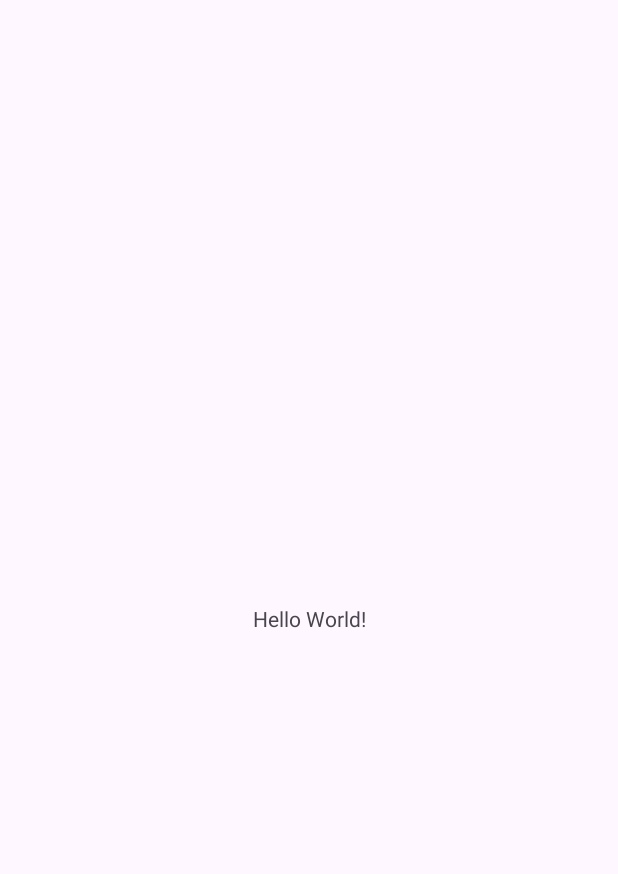
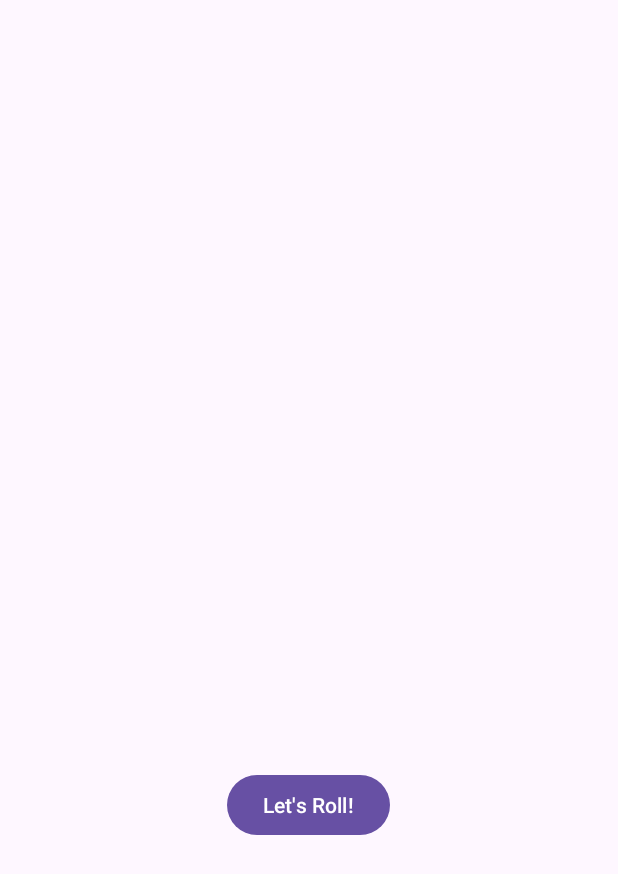
Before and after one commit to dev-iram/Dice-Roller-App, an Android app: the screen it shows after launch (MainActivity), on a phone screen of 412 x 824 dp. Before the commit the part shown is almost empty. Shown: the top 874 px of the screen. Run offline under Robolectric (Android 15) with nearby library versions, the phone set to English and light mode, and no system bars.

Commit message:
Dice Roller Application

```diff
--- a/app/build.gradle
+++ b/app/build.gradle
@@ -13,8 +13,8 @@ android {
         targetSdk 33
         versionCode 1
         versionName "1.0"
-
         testInstrumentationRunner "androidx.test.runner.AndroidJUnitRunner"
+        vectorDrawables.useSupportLibrary = true
     }
 
     buildTypes {
--- a/app/src/main/java/com/example/diceroller/MainActivity.kt
+++ b/app/src/main/java/com/example/diceroller/MainActivity.kt
@@ -2,10 +2,38 @@ package com.example.diceroller
 
 import androidx.appcompat.app.AppCompatActivity
 import android.os.Bundle
+import android.widget.Button
+import android.widget.ImageView
+import java.util.Random
 
 class MainActivity : AppCompatActivity() {
+
+    lateinit var diceImage: ImageView
     override fun onCreate(savedInstanceState: Bundle?) {
         super.onCreate(savedInstanceState)
         setContentView(R.layout.activity_main)
+        val rollButton : Button = findViewById(R.id.roll_button)
+        rollButton.text = "Let's Roll!"
+        rollButton.setOnClickListener{
+//            Toast.makeText(this, "Button Clicked!", Toast.LENGTH_SHORT).show()
+            rollDice()
+        }
+
+        diceImage = findViewById(R.id.dice_image)
     }
+
+    private fun rollDice() {
+
+        val randomInt = Random().nextInt(6) + 1
+        val drawableResource = when (randomInt){
+            1 -> R.drawable.dice_1
+            2 -> R.drawable.dice_2
+            3 -> R.drawable.dice_3
+            4 -> R.drawable.dice_4
+            5 -> R.drawable.dice_5
+            else -> R.drawable.dice_6
+        }
+        diceImage.setImageResource(drawableResource)
+    }
+
 }
--- /dev/null
+++ b/app/src/main/res/drawable/dice_1.xml
@@ -0,0 +1,66 @@
+<!--
+  ~ Copyright 2018, The Android Open Source Project
+  ~
+  ~ Licensed under the Apache License, Version 2.0 (the "License");
+  ~ you may not use this file except in compliance with the License.
+  ~ You may obtain a copy of the License at
+  ~
+  ~     http://www.apache.org/licenses/LICENSE-2.0
+  ~
+  ~ Unless required by applicable law or agreed to in writing, software
+  ~ distributed under the License is distributed on an "AS IS" BASIS,
+  ~ WITHOUT WARRANTIES OR CONDITIONS OF ANY KIND, either express or implied.
+  ~ See the License for the specific language governing permissions and
+  ~ limitations under the License.
+  -->
+
+<vector xmlns:android="http://schemas.android.com/apk/res/android"
+    android:width="200dp"
+    android:height="250dp"
+    android:viewportWidth="800"
+    android:viewportHeight="1000">
+    <path
+        android:fillAlpha="0.5"
+        android:fillColor="#eee"
+        android:pathData="M740.8,635.42c-68.27,90.47 -249.77,201.76 -316,240.63a50.7,50.7 0,0 1,-49.93 0.81c-64.19,-35 -234.09,-133.88 -315.65,-242a14.69,14.69 0,0 1,-0.12 -17.49c77.58,-106.29 159.67,-258.89 341.06,-258.89 182,0 242.19,139.08 340.27,258.88A14.62,14.62 0,0 1,740.8 635.42Z"
+        android:strokeAlpha="0.5" />
+    <path
+        android:fillColor="#bdbdbd"
+        android:pathData="M704.9,630l-294.29,191.06l0,-340.85l294.29,-191.06l0,340.85z" />
+    <path
+        android:fillColor="#e0e0e0"
+        android:pathData="M97.59,630l294.29,191.06l0,-340.85l-294.29,-191.06l0,340.85z" />
+    <path
+        android:fillColor="#f5f5f5"
+        android:pathData="M400.14,464.73l-293.19,-191.45l293.19,-156.31l295.39,156.31l-295.39,191.45z" />
+    <path
+        android:fillColor="#eee"
+        android:pathData="M106.95,273.28l-9.36,15.87l294.29,191.06l8.26,-15.48l-293.19,-191.45z" />
+    <path
+        android:fillColor="#e0e0e0"
+        android:pathData="M695.53,273.28l9.37,15.87l-294.29,191.06l-10.47,-15.48l295.39,-191.45z" />
+    <path
+        android:fillColor="#eee"
+        android:pathData="M391.88,480.21h18.73v340.85h-18.73z" />
+    <path
+        android:fillColor="#f5f5f5"
+        android:pathData="M400.14,464.73l-8.26,15.48l18.73,0l-10.47,-15.48z" />
+    <path
+        android:fillColor="#78c257"
+        android:pathData="M397.45,297.62a16.9,28.71 97.07,1 0,4.16 -33.54a16.9,28.71 97.07,1 0,-4.16 33.54z" />
+    <path
+        android:fillColor="#78c257"
+        android:pathData="M297.17,539.02a30.12,16.11 53.82,1 0,26.01 -19.02a30.12,16.11 53.82,1 0,-26.01 19.02z" />
+    <path
+        android:fillColor="#78c257"
+        android:pathData="M161.96,588.24a30.12,16.11 53.82,1 0,26.01 -19.02a30.12,16.11 53.82,1 0,-26.01 19.02z" />
+    <path
+        android:fillColor="#78c257"
+        android:pathData="M551.15,579.45a30.12,16.11 126.18,1 0,35.56 -48.62a30.12,16.11 126.18,1 0,-35.56 48.62z" />
+    <path
+        android:fillColor="#78c257"
+        android:pathData="M469.12,549.58a30.12,16.11 126.18,1 0,35.56 -48.62a30.12,16.11 126.18,1 0,-35.56 48.62z" />
+    <path
+        android:fillColor="#78c257"
+        android:pathData="M633.17,609.29a30.12,16.11 126.18,1 0,35.56 -48.62a30.12,16.11 126.18,1 0,-35.56 48.62z" />
+</vector>
--- /dev/null
+++ b/app/src/main/res/drawable/dice_2.xml
@@ -0,0 +1,66 @@
+<!--
+  ~ Copyright 2018, The Android Open Source Project
+  ~
+  ~ Licensed under the Apache License, Version 2.0 (the "License");
+  ~ you may not use this file except in compliance with the License.
+  ~ You may obtain a copy of the License at
+  ~
+  ~     http://www.apache.org/licenses/LICENSE-2.0
+  ~
+  ~ Unless required by applicable law or agreed to in writing, software
+  ~ distributed under the License is distributed on an "AS IS" BASIS,
+  ~ WITHOUT WARRANTIES OR CONDITIONS OF ANY KIND, either express or implied.
+  ~ See the License for the specific language governing permissions and
+  ~ limitations under the License.
+  -->
+
+<vector xmlns:android="http://schemas.android.com/apk/res/android"
+    android:width="200dp"
+    android:height="250dp"
+    android:viewportWidth="800"
+    android:viewportHeight="1000">
+    <path
+        android:fillAlpha="0.5"
+        android:fillColor="#eee"
+        android:pathData="M740.8,635.42c-68.27,90.47 -249.77,201.76 -316,240.63a50.7,50.7 0,0 1,-49.93 0.81c-64.19,-35 -234.09,-133.88 -315.65,-242a14.69,14.69 0,0 1,-0.12 -17.49c77.58,-106.29 159.67,-258.89 341.06,-258.89 182,0 242.19,139.08 340.27,258.88A14.62,14.62 0,0 1,740.8 635.42Z"
+        android:strokeAlpha="0.5" />
+    <path
+        android:fillColor="#bdbdbd"
+        android:pathData="M704.9,630l-294.29,191.06l0,-340.85l294.29,-191.06l0,340.85z" />
+    <path
+        android:fillColor="#e0e0e0"
+        android:pathData="M97.59,630l294.29,191.06l0,-340.85l-294.29,-191.06l0,340.85z" />
+    <path
+        android:fillColor="#f5f5f5"
+        android:pathData="M400.14,464.73l-293.19,-191.45l293.19,-156.31l295.39,156.31l-295.39,191.45z" />
+    <path
+        android:fillColor="#eee"
+        android:pathData="M106.95,273.28l-9.36,15.87l294.29,191.06l8.26,-15.48l-293.19,-191.45z" />
+    <path
+        android:fillColor="#e0e0e0"
+        android:pathData="M695.53,273.28l9.37,15.87l-294.29,191.06l-10.47,-15.48l295.39,-191.45z" />
+    <path
+        android:fillColor="#eee"
+        android:pathData="M391.88,480.21h18.73v340.85h-18.73z" />
+    <path
+        android:fillColor="#f5f5f5"
+        android:pathData="M400.14,464.73l-8.26,15.48l18.73,0l-10.47,-15.48z" />
+    <path
+        android:fillColor="#78c257"
+        android:pathData="M520.85,303.25a16.9,28.71 97.07,1 0,4.16 -33.54a16.9,28.71 97.07,1 0,-4.16 33.54z" />
+    <path
+        android:fillColor="#78c257"
+        android:pathData="M273.33,291.99a16.9,28.71 97.07,1 0,4.16 -33.54a16.9,28.71 97.07,1 0,-4.16 33.54z" />
+    <path
+        android:fillColor="#78c257"
+        android:pathData="M229.56,563.64a30.12,16.11 53.82,1 0,26.01 -19.02a30.12,16.11 53.82,1 0,-26.01 19.02z" />
+    <path
+        android:fillColor="#78c257"
+        android:pathData="M311.58,533.77a30.12,16.11 53.82,1 0,26.01 -19.02a30.12,16.11 53.82,1 0,-26.01 19.02z" />
+    <path
+        android:fillColor="#78c257"
+        android:pathData="M147.54,593.49a30.12,16.11 53.82,1 0,26.01 -19.02a30.12,16.11 53.82,1 0,-26.01 19.02z" />
+    <path
+        android:fillColor="#78c257"
+        android:pathData="M551.15,579.45a30.12,16.11 126.18,1 0,35.56 -48.62a30.12,16.11 126.18,1 0,-35.56 48.62z" />
+</vector>
--- /dev/null
+++ b/app/src/main/res/drawable/dice_3.xml
@@ -0,0 +1,66 @@
+<!--
+  ~ Copyright 2018, The Android Open Source Project
+  ~
+  ~ Licensed under the Apache License, Version 2.0 (the "License");
+  ~ you may not use this file except in compliance with the License.
+  ~ You may obtain a copy of the License at
+  ~
+  ~     http://www.apache.org/licenses/LICENSE-2.0
+  ~
+  ~ Unless required by applicable law or agreed to in writing, software
+  ~ distributed under the License is distributed on an "AS IS" BASIS,
+  ~ WITHOUT WARRANTIES OR CONDITIONS OF ANY KIND, either express or implied.
+  ~ See the License for the specific language governing permissions and
+  ~ limitations under the License.
+  -->
+
+<vector xmlns:android="http://schemas.android.com/apk/res/android"
+    android:width="200dp"
+    android:height="250dp"
+    android:viewportWidth="800"
+    android:viewportHeight="1000">
+    <path
+        android:fillAlpha="0.5"
+        android:fillColor="#eee"
+        android:pathData="M740.8,635.42c-68.27,90.47 -249.77,201.76 -316,240.63a50.7,50.7 0,0 1,-49.93 0.81c-64.19,-35 -234.09,-133.88 -315.65,-242a14.69,14.69 0,0 1,-0.12 -17.49c77.58,-106.29 159.67,-258.89 341.06,-258.89 182,0 242.19,139.08 340.27,258.88A14.62,14.62 0,0 1,740.8 635.42Z"
+        android:strokeAlpha="0.5" />
+    <path
+        android:fillColor="#bdbdbd"
+        android:pathData="M704.9,630l-294.29,191.06l0,-340.85l294.29,-191.06l0,340.85z" />
+    <path
+        android:fillColor="#e0e0e0"
+        android:pathData="M97.59,630l294.29,191.06l0,-340.85l-294.29,-191.06l0,340.85z" />
+    <path
+        android:fillColor="#f5f5f5"
+        android:pathData="M400.14,464.73l-293.19,-191.45l293.19,-156.31l295.39,156.31l-295.39,191.45z" />
+    <path
+        android:fillColor="#eee"
+        android:pathData="M106.95,273.28l-9.36,15.87l294.29,191.06l8.26,-15.48l-293.19,-191.45z" />
+    <path
+        android:fillColor="#e0e0e0"
+        android:pathData="M695.53,273.28l9.37,15.87l-294.29,191.06l-10.47,-15.48l295.39,-191.45z" />
+    <path
+        android:fillColor="#eee"
+        android:pathData="M391.88,480.21h18.73v340.85h-18.73z" />
+    <path
+        android:fillColor="#f5f5f5"
+        android:pathData="M400.14,464.73l-8.26,15.48l18.73,0l-10.47,-15.48z" />
+    <path
+        android:fillColor="#78c257"
+        android:pathData="M398.11,297.62a16.9,28.71 97.07,1 0,4.16 -33.54a16.9,28.71 97.07,1 0,-4.16 33.54z" />
+    <path
+        android:fillColor="#78c257"
+        android:pathData="M548.27,304.46a16.9,28.71 97.07,1 0,4.16 -33.54a16.9,28.71 97.07,1 0,-4.16 33.54z" />
+    <path
+        android:fillColor="#78c257"
+        android:pathData="M247.95,290.79a16.9,28.71 97.07,1 0,4.16 -33.54a16.9,28.71 97.07,1 0,-4.16 33.54z" />
+    <path
+        android:fillColor="#78c257"
+        android:pathData="M229.56,563.64a30.12,16.11 53.82,1 0,26.01 -19.02a30.12,16.11 53.82,1 0,-26.01 19.02z" />
+    <path
+        android:fillColor="#78c257"
+        android:pathData="M483.54,554.83a30.12,16.11 126.18,1 0,35.56 -48.62a30.12,16.11 126.18,1 0,-35.56 48.62z" />
+    <path
+        android:fillColor="#78c257"
+        android:pathData="M618.75,604.04a30.12,16.11 126.18,1 0,35.56 -48.62a30.12,16.11 126.18,1 0,-35.56 48.62z" />
+</vector>
--- /dev/null
+++ b/app/src/main/res/drawable/dice_4.xml
@@ -0,0 +1,69 @@
+<!--
+  ~ Copyright 2018, The Android Open Source Project
+  ~
+  ~ Licensed under the Apache License, Version 2.0 (the "License");
+  ~ you may not use this file except in compliance with the License.
+  ~ You may obtain a copy of the License at
+  ~
+  ~     http://www.apache.org/licenses/LICENSE-2.0
+  ~
+  ~ Unless required by applicable law or agreed to in writing, software
+  ~ distributed under the License is distributed on an "AS IS" BASIS,
+  ~ WITHOUT WARRANTIES OR CONDITIONS OF ANY KIND, either express or implied.
+  ~ See the License for the specific language governing permissions and
+  ~ limitations under the License.
+  -->
+
+<vector xmlns:android="http://schemas.android.com/apk/res/android"
+    android:width="200dp"
+    android:height="250dp"
+    android:viewportWidth="800"
+    android:viewportHeight="1000">
+    <path
+        android:fillAlpha="0.5"
+        android:fillColor="#eee"
+        android:pathData="M740.8,635.42c-68.27,90.47 -249.77,201.76 -316,240.63a50.7,50.7 0,0 1,-49.93 0.81c-64.19,-35 -234.09,-133.88 -315.65,-242a14.69,14.69 0,0 1,-0.12 -17.49c77.58,-106.29 159.67,-258.89 341.06,-258.89 182,0 242.19,139.08 340.27,258.88A14.62,14.62 0,0 1,740.8 635.42Z"
+        android:strokeAlpha="0.5" />
+    <path
+        android:fillColor="#bdbdbd"
+        android:pathData="M704.9,630l-294.29,191.06l0,-340.85l294.29,-191.06l0,340.85z" />
+    <path
+        android:fillColor="#e0e0e0"
+        android:pathData="M97.59,630l294.29,191.06l0,-340.85l-294.29,-191.06l0,340.85z" />
+    <path
+        android:fillColor="#f5f5f5"
+        android:pathData="M400.14,464.73l-293.19,-191.45l293.19,-156.31l295.39,156.31l-295.39,191.45z" />
+    <path
+        android:fillColor="#eee"
+        android:pathData="M106.95,273.28l-9.36,15.87l294.29,191.06l8.26,-15.48l-293.19,-191.45z" />
+    <path
+        android:fillColor="#e0e0e0"
+        android:pathData="M695.53,273.28l9.37,15.87l-294.29,191.06l-10.47,-15.48l295.39,-191.45z" />
+    <path
+        android:fillColor="#eee"
+        android:pathData="M391.88,480.21h18.73v340.85h-18.73z" />
+    <path
+        android:fillColor="#f5f5f5"
+        android:pathData="M400.14,464.73l-8.26,15.48l18.73,0l-10.47,-15.48z" />
+    <path
+        android:fillColor="#78c257"
+        android:pathData="M530.08,303.65a16.9,28.71 97.07,1 0,4.16 -33.54a16.9,28.71 97.07,1 0,-4.16 33.54z" />
+    <path
+        android:fillColor="#78c257"
+        android:pathData="M389.68,218.17a16.9,28.71 97.07,1 0,4.16 -33.54a16.9,28.71 97.07,1 0,-4.16 33.54z" />
+    <path
+        android:fillColor="#78c257"
+        android:pathData="M405.35,377.09a16.9,28.71 97.07,1 0,4.16 -33.54a16.9,28.71 97.07,1 0,-4.16 33.54z" />
+    <path
+        android:fillColor="#78c257"
+        android:pathData="M264.95,291.6a16.9,28.71 97.07,1 0,4.16 -33.54a16.9,28.71 97.07,1 0,-4.16 33.54z" />
+    <path
+        android:fillColor="#78c257"
+        android:pathData="M297.17,541.59a30.12,16.11 53.82,1 0,26.01 -19.02a30.12,16.11 53.82,1 0,-26.01 19.02z" />
+    <path
+        android:fillColor="#78c257"
+        android:pathData="M161.96,590.81a30.12,16.11 53.82,1 0,26.01 -19.02a30.12,16.11 53.82,1 0,-26.01 19.02z" />
+    <path
+        android:fillColor="#78c257"
+        android:pathData="M551.15,579.45a30.12,16.11 126.18,1 0,35.56 -48.62a30.12,16.11 126.18,1 0,-35.56 48.62z" />
+</vector>
--- /dev/null
+++ b/app/src/main/res/drawable/dice_5.xml
@@ -0,0 +1,75 @@
+<!--
+  ~ Copyright 2018, The Android Open Source Project
+  ~
+  ~ Licensed under the Apache License, Version 2.0 (the "License");
+  ~ you may not use this file except in compliance with the License.
+  ~ You may obtain a copy of the License at
+  ~
+  ~     http://www.apache.org/licenses/LICENSE-2.0
+  ~
+  ~ Unless required by applicable law or agreed to in writing, software
+  ~ distributed under the License is distributed on an "AS IS" BASIS,
+  ~ WITHOUT WARRANTIES OR CONDITIONS OF ANY KIND, either express or implied.
+  ~ See the License for the specific language governing permissions and
+  ~ limitations under the License.
+  -->
+
+<vector xmlns:android="http://schemas.android.com/apk/res/android"
+    android:width="200dp"
+    android:height="250dp"
+    android:viewportWidth="800"
+    android:viewportHeight="1000">
+    <path
+        android:fillAlpha="0.5"
+        android:fillColor="#eee"
+        android:pathData="M740.8,635.42c-68.27,90.47 -249.77,201.76 -316,240.63a50.7,50.7 0,0 1,-49.93 0.81c-64.19,-35 -234.09,-133.88 -315.65,-242a14.69,14.69 0,0 1,-0.12 -17.49c77.58,-106.29 159.67,-258.89 341.06,-258.89 182,0 242.19,139.08 340.27,258.88A14.62,14.62 0,0 1,740.8 635.42Z"
+        android:strokeAlpha="0.5" />
+    <path
+        android:fillColor="#bdbdbd"
+        android:pathData="M704.9,630l-294.29,191.06l0,-340.85l294.29,-191.06l0,340.85z" />
+    <path
+        android:fillColor="#e0e0e0"
+        android:pathData="M97.59,630l294.29,191.06l0,-340.85l-294.29,-191.06l0,340.85z" />
+    <path
+        android:fillColor="#f5f5f5"
+        android:pathData="M400.14,464.73l-293.19,-191.45l293.19,-156.31l295.39,156.31l-295.39,191.45z" />
+    <path
+        android:fillColor="#eee"
+        android:pathData="M106.95,273.28l-9.36,15.87l294.29,191.06l8.26,-15.48l-293.19,-191.45z" />
+    <path
+        android:fillColor="#e0e0e0"
+        android:pathData="M695.53,273.28l9.37,15.87l-294.29,191.06l-10.47,-15.48l295.39,-191.45z" />
+    <path
+        android:fillColor="#eee"
+        android:pathData="M391.88,480.21h18.73v340.85h-18.73z" />
+    <path
+        android:fillColor="#f5f5f5"
+        android:pathData="M400.14,464.73l-8.26,15.48l18.73,0l-10.47,-15.48z" />
+    <path
+        android:fillColor="#78c257"
+        android:pathData="M397.05,297.63a16.9,28.71 97.07,1 0,4.16 -33.54a16.9,28.71 97.07,1 0,-4.16 33.54z" />
+    <path
+        android:fillColor="#78c257"
+        android:pathData="M547.21,304.45a16.9,28.71 97.07,1 0,4.16 -33.54a16.9,28.71 97.07,1 0,-4.16 33.54z" />
+    <path
+        android:fillColor="#78c257"
+        android:pathData="M388.17,207.62a16.9,28.71 97.07,1 0,4.16 -33.54a16.9,28.71 97.07,1 0,-4.16 33.54z" />
+    <path
+        android:fillColor="#78c257"
+        android:pathData="M405.93,387.62a16.9,28.71 97.07,1 0,4.16 -33.54a16.9,28.71 97.07,1 0,-4.16 33.54z" />
+    <path
+        android:fillColor="#78c257"
+        android:pathData="M246.89,290.79a16.9,28.71 97.07,1 0,4.16 -33.54a16.9,28.71 97.07,1 0,-4.16 33.54z" />
+    <path
+        android:fillColor="#78c257"
+        android:pathData="M229.56,563.64a30.12,16.11 53.82,1 0,26.01 -19.02a30.12,16.11 53.82,1 0,-26.01 19.02z" />
+    <path
+        android:fillColor="#78c257"
+        android:pathData="M551.15,579.45a30.12,16.11 126.18,1 0,35.56 -48.62a30.12,16.11 126.18,1 0,-35.56 48.62z" />
+    <path
+        android:fillColor="#78c257"
+        android:pathData="M469.12,549.58a30.12,16.11 126.18,1 0,35.56 -48.62a30.12,16.11 126.18,1 0,-35.56 48.62z" />
+    <path
+        android:fillColor="#78c257"
+        android:pathData="M633.17,609.29a30.12,16.11 126.18,1 0,35.56 -48.62a30.12,16.11 126.18,1 0,-35.56 48.62z" />
+</vector>
--- /dev/null
+++ b/app/src/main/res/drawable/dice_6.xml
@@ -0,0 +1,81 @@
+<!--
+  ~ Copyright 2018, The Android Open Source Project
+  ~
+  ~ Licensed under the Apache License, Version 2.0 (the "License");
+  ~ you may not use this file except in compliance with the License.
+  ~ You may obtain a copy of the License at
+  ~
+  ~     http://www.apache.org/licenses/LICENSE-2.0
+  ~
+  ~ Unless required by applicable law or agreed to in writing, software
+  ~ distributed under the License is distributed on an "AS IS" BASIS,
+  ~ WITHOUT WARRANTIES OR CONDITIONS OF ANY KIND, either express or implied.
+  ~ See the License for the specific language governing permissions and
+  ~ limitations under the License.
+  -->
+
+<vector xmlns:android="http://schemas.android.com/apk/res/android"
+    android:width="200dp"
+    android:height="250dp"
+    android:viewportWidth="800"
+    android:viewportHeight="1000">
+    <path
+        android:fillAlpha="0.5"
+        android:fillColor="#eee"
+        android:pathData="M740.8,635.42c-68.27,90.47 -249.77,201.76 -316,240.63a50.7,50.7 0,0 1,-49.93 0.81c-64.19,-35 -234.09,-133.88 -315.65,-242a14.69,14.69 0,0 1,-0.12 -17.49c77.58,-106.29 159.67,-258.89 341.06,-258.89 182,0 242.19,139.08 340.27,258.88A14.62,14.62 0,0 1,740.8 635.42Z"
+        android:strokeAlpha="0.5" />
+    <path
+        android:fillColor="#bdbdbd"
+        android:pathData="M704.9,630l-294.29,191.06l0,-340.85l294.29,-191.06l0,340.85z" />
+    <path
+        android:fillColor="#e0e0e0"
+        android:pathData="M97.59,630l294.29,191.06l0,-340.85l-294.29,-191.06l0,340.85z" />
+    <path
+        android:fillColor="#f5f5f5"
+        android:pathData="M400.14,464.73l-293.19,-191.45l293.19,-156.31l295.39,156.31l-295.39,191.45z" />
+    <path
+        android:fillColor="#eee"
+        android:pathData="M106.95,273.28l-9.36,15.87l294.29,191.06l8.26,-15.48l-293.19,-191.45z" />
+    <path
+        android:fillColor="#e0e0e0"
+        android:pathData="M695.53,273.28l9.37,15.87l-294.29,191.06l-10.47,-15.48l295.39,-191.45z" />
+    <path
+        android:fillColor="#eee"
+        android:pathData="M391.88,480.21h18.73v340.85h-18.73z" />
+    <path
+        android:fillColor="#f5f5f5"
+        android:pathData="M400.14,464.73l-8.26,15.48l18.73,0l-10.47,-15.48z" />
+    <path
+        android:fillColor="#78c257"
+        android:pathData="M326.53,254.89a16.9,28.71 97.07,1 0,4.16 -33.54a16.9,28.71 97.07,1 0,-4.16 33.54z" />
+    <path
+        android:fillColor="#78c257"
+        android:pathData="M537.57,298.78a16.9,28.71 97.07,1 0,4.16 -33.54a16.9,28.71 97.07,1 0,-4.16 33.54z" />
+    <path
+        android:fillColor="#78c257"
+        android:pathData="M397.17,213.3a16.9,28.71 97.07,1 0,4.16 -33.54a16.9,28.71 97.07,1 0,-4.16 33.54z" />
+    <path
+        android:fillColor="#78c257"
+        android:pathData="M396.31,381.95a16.9,28.71 97.07,1 0,4.16 -33.54a16.9,28.71 97.07,1 0,-4.16 33.54z" />
+    <path
+        android:fillColor="#78c257"
+        android:pathData="M255.91,296.47a16.9,28.71 97.07,1 0,4.16 -33.54a16.9,28.71 97.07,1 0,-4.16 33.54z" />
+    <path
+        android:fillColor="#78c257"
+        android:pathData="M466.93,340.37a16.9,28.71 97.07,1 0,4.16 -33.54a16.9,28.71 97.07,1 0,-4.16 33.54z" />
+    <path
+        android:fillColor="#78c257"
+        android:pathData="M230,563.64a30.12,16.11 53.82,1 0,26.01 -19.02a30.12,16.11 53.82,1 0,-26.01 19.02z" />
+    <path
+        android:fillColor="#78c257"
+        android:pathData="M312.02,533.78a30.12,16.11 53.82,1 0,26.01 -19.02a30.12,16.11 53.82,1 0,-26.01 19.02z" />
+    <path
+        android:fillColor="#78c257"
+        android:pathData="M147.96,593.48a30.12,16.11 53.82,1 0,26.01 -19.02a30.12,16.11 53.82,1 0,-26.01 19.02z" />
+    <path
+        android:fillColor="#78c257"
+        android:pathData="M483.54,554.83a30.12,16.11 126.18,1 0,35.56 -48.62a30.12,16.11 126.18,1 0,-35.56 48.62z" />
+    <path
+        android:fillColor="#78c257"
+        android:pathData="M618.75,604.04a30.12,16.11 126.18,1 0,35.56 -48.62a30.12,16.11 126.18,1 0,-35.56 48.62z" />
+</vector>
--- /dev/null
+++ b/app/src/main/res/drawable/empty_dice.xml
@@ -0,0 +1,27 @@
+<!--
+  ~ Copyright 2018, The Android Open Source Project
+  ~
+  ~ Licensed under the Apache License, Version 2.0 (the "License");
+  ~ you may not use this file except in compliance with the License.
+  ~ You may obtain a copy of the License at
+  ~
+  ~     http://www.apache.org/licenses/LICENSE-2.0
+  ~
+  ~ Unless required by applicable law or agreed to in writing, software
+  ~ distributed under the License is distributed on an "AS IS" BASIS,
+  ~ WITHOUT WARRANTIES OR CONDITIONS OF ANY KIND, either express or implied.
+  ~ See the License for the specific language governing permissions and
+  ~ limitations under the License.
+  -->
+
+<vector xmlns:android="http://schemas.android.com/apk/res/android"
+    android:width="200dp"
+    android:height="250dp"
+    android:viewportWidth="800"
+    android:viewportHeight="1000">
+
+    <path
+        android:fillColor="#00000000"
+        android:pathData="M0,0l0,0z" />
+
+</vector>
--- a/app/src/main/res/layout/activity_main.xml
+++ b/app/src/main/res/layout/activity_main.xml
@@ -1,18 +1,27 @@
-<?xml version="1.0" encoding="utf-8"?>
-<androidx.constraintlayout.widget.ConstraintLayout xmlns:android="http://schemas.android.com/apk/res/android"
+<LinearLayout
+    xmlns:android="http://schemas.android.com/apk/res/android"
+    xmlns:tools="http://schemas.android.com/tools"
     xmlns:app="http://schemas.android.com/apk/res-auto"
-    xmlns:tools="http://schemas.android.com/tools"
     android:layout_width="match_parent"
-    android:layout_height="match_parent"
+    android:layout_height="wrap_content"
+    android:orientation="vertical"
+    android:layout_gravity="center_vertical"
     tools:context=".MainActivity">
 
-    <TextView
+
+    <ImageView
+        android:id="@+id/dice_image"
         android:layout_width="wrap_content"
         android:layout_height="wrap_content"
-        android:text="Hello World!"
-        app:layout_constraintBottom_toBottomOf="parent"
-        app:layout_constraintEnd_toEndOf="parent"
-        app:layout_constraintStart_toStartOf="parent"
-        app:layout_constraintTop_toTopOf="parent" />
+        android:layout_gravity="center_horizontal"
+        app:srcCompat="@drawable/empty_dice"
+        tools:src="@drawable/dice_1"/>
 
-</androidx.constraintlayout.widget.ConstraintLayout>
+    <Button
+        android:id="@+id/roll_button"
+        android:layout_width="wrap_content"
+        android:layout_height="wrap_content"
+        android:layout_gravity="center_horizontal"
+        android:text="@string/roll"/>
+
+</LinearLayout>
--- a/app/src/main/res/values/strings.xml
+++ b/app/src/main/res/values/strings.xml
@@ -1,3 +1,5 @@
 <resources>
     <string name="app_name">Dice Roller</string>
+    <string name="one">1</string>
+    <string name="roll">Roll</string>
 </resources>
```
